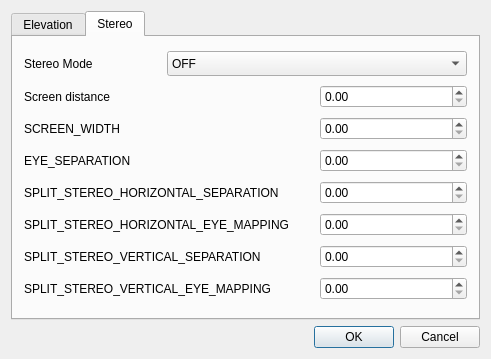
First picture: the form in src/plugins/globe/globe_plugin_dialog_guibase.ui, repository sourcepole/qgis, before the edit.
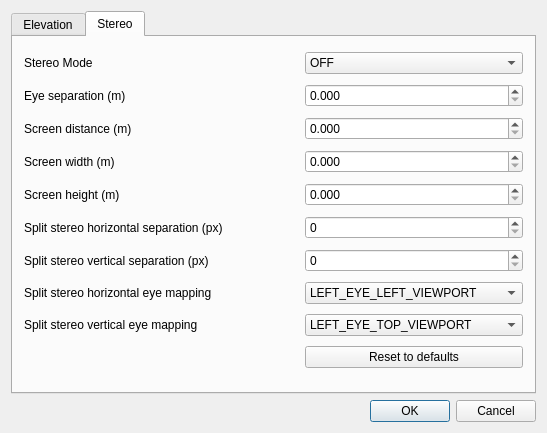
Second picture: the form after the edit. The open tabs and pages were chosen to show the change. Icons and pictures are not drawn.

Commit message: Completed Stereo settings support added reset stereo settings to defaults values button

Diff of the .ui file:
```diff
--- a/src/plugins/globe/globe_plugin_dialog_guibase.ui
+++ b/src/plugins/globe/globe_plugin_dialog_guibase.ui
@@ -6,8 +6,8 @@
    <rect>
     <x>0</x>
     <y>0</y>
-    <width>491</width>
-    <height>359</height>
+    <width>547</width>
+    <height>433</height>
    </rect>
   </property>
   <property name="sizePolicy">
@@ -171,17 +171,124 @@
          </property>
         </widget>
        </item>
-       <item row="0" column="1" colspan="2">
+       <item row="4" column="0">
+        <widget class="QLabel" name="screenDistanceLabel">
+         <property name="text">
+          <string>Screen distance (m)</string>
+         </property>
+         <property name="buddy">
+          <cstring>screenDistance</cstring>
+         </property>
+        </widget>
+       </item>
+       <item row="4" column="2">
+        <widget class="QDoubleSpinBox" name="screenDistance">
+         <property name="decimals">
+          <number>3</number>
+         </property>
+         <property name="singleStep">
+          <double>0.100000000000000</double>
+         </property>
+        </widget>
+       </item>
+       <item row="7" column="0">
+        <widget class="QLabel" name="screenWidthLabel">
+         <property name="text">
+          <string>Screen width (m)</string>
+         </property>
+        </widget>
+       </item>
+       <item row="7" column="2">
+        <widget class="QDoubleSpinBox" name="screenWidth">
+         <property name="decimals">
+          <number>3</number>
+         </property>
+         <property name="singleStep">
+          <double>0.010000000000000</double>
+         </property>
+        </widget>
+       </item>
+       <item row="10" column="0" colspan="2">
+        <widget class="QLabel" name="splitStereoHorizontalSeparationLabel">
+         <property name="text">
+          <string>Split stereo horizontal separation (px)</string>
+         </property>
+        </widget>
+       </item>
+       <item row="12" column="0" colspan="2">
+        <widget class="QLabel" name="splitStereoVerticalSeparationLabel">
+         <property name="text">
+          <string>Split stereo vertical separation (px)</string>
+         </property>
+        </widget>
+       </item>
+       <item row="14" column="0" colspan="2">
+        <widget class="QLabel" name="splitStereoVerticalEyeMappingLabel">
+         <property name="text">
+          <string>Split stereo vertical eye mapping</string>
+         </property>
+        </widget>
+       </item>
+       <item row="14" column="2">
+        <widget class="QComboBox" name="splitStereoVerticalEyeMapping">
+         <item>
+          <property name="text">
+           <string>LEFT_EYE_TOP_VIEWPORT</string>
+          </property>
+         </item>
+         <item>
+          <property name="text">
+           <string>LEFT_EYE_BOTTOM_VIEWPORT</string>
+          </property>
+         </item>
+        </widget>
+       </item>
+       <item row="8" column="2">
+        <widget class="QDoubleSpinBox" name="screenHeight">
+         <property name="decimals">
+          <number>3</number>
+         </property>
+         <property name="singleStep">
+          <double>0.010000000000000</double>
+         </property>
+        </widget>
+       </item>
+       <item row="8" column="0">
+        <widget class="QLabel" name="screenHeightLabel">
+         <property name="text">
+          <string>Screen height (m)</string>
+         </property>
+        </widget>
+       </item>
+       <item row="13" column="0">
+        <widget class="QLabel" name="splitStereoHorizontalEyeMappingLabel">
+         <property name="text">
+          <string>Split stereo horizontal eye mapping</string>
+         </property>
+        </widget>
+       </item>
+       <item row="13" column="2">
+        <widget class="QComboBox" name="splitStereoHorizontalEyeMapping">
+         <item>
+          <property name="text">
+           <string>LEFT_EYE_LEFT_VIEWPORT</string>
+          </property>
+         </item>
+         <item>
+          <property name="text">
+           <string>LEFT_EYE_RIGHT_VIEWPORT</string>
+          </property>
+         </item>
+        </widget>
+       </item>
+       <item row="12" column="2">
+        <widget class="QSpinBox" name="splitStereoVerticalSeparation"/>
+       </item>
+       <item row="10" column="2">
+        <widget class="QSpinBox" name="splitStereoHorizontalSeparation"/>
+       </item>
+       <item row="0" column="2">
         <widget class="QComboBox" name="comboStereoMode">
-         <property name="minimumSize">
-          <size>
-           <width>300</width>
-           <height>25</height>
-          </size>
-         </property>
-         <property name="maxCount">
-          <number>200</number>
-         </property>
          <item>
           <property name="text">
            <string>OFF</string>
@@ -209,79 +316,33 @@
          </item>
         </widget>
        </item>
-       <item row="1" column="0">
-        <widget class="QLabel" name="label">
-         <property name="text">
-          <string>Screen distance</string>
-         </property>
-         <property name="buddy">
-          <cstring>screenDistance</cstring>
-         </property>
-        </widget>
-       </item>
-       <item row="1" column="2">
-        <widget class="QDoubleSpinBox" name="screenDistance"/>
-       </item>
        <item row="2" column="0">
         <widget class="QLabel" name="label_3">
          <property name="text">
-          <string>SCREEN_WIDTH </string>
+          <string>Eye separation (m)</string>
          </property>
         </widget>
        </item>
        <item row="2" column="2">
-        <widget class="QDoubleSpinBox" name="xxxx_2"/>
-       </item>
-       <item row="3" column="0">
-        <widget class="QLabel" name="label_4">
-         <property name="text">
-          <string>EYE_SEPARATION </string>
+        <widget class="QDoubleSpinBox" name="eyeSeparation">
+         <property name="decimals">
+          <number>3</number>
          </property>
-        </widget>
-       </item>
-       <item row="3" column="2">
-        <widget class="QDoubleSpinBox" name="xxxx_3"/>
-       </item>
-       <item row="4" column="0" colspan="2">
-        <widget class="QLabel" name="label_5">
-         <property name="text">
-          <string>SPLIT_STEREO_HORIZONTAL_SEPARATION</string>
+         <property name="maximum">
+          <double>10.000000000000000</double>
          </property>
-        </widget>
-       </item>
-       <item row="4" column="2">
-        <widget class="QDoubleSpinBox" name="xxxx_4"/>
-       </item>
-       <item row="5" column="0" colspan="2">
-        <widget class="QLabel" name="label_6">
-         <property name="text">
-          <string>SPLIT_STEREO_HORIZONTAL_EYE_MAPPING</string>
+         <property name="singleStep">
+          <double>0.001000000000000</double>
          </property>
         </widget>
        </item>
-       <item row="5" column="2">
-        <widget class="QDoubleSpinBox" name="xxxx_5"/>
-       </item>
-       <item row="6" column="0" colspan="2">
-        <widget class="QLabel" name="label_7">
+       <item row="15" column="2">
+        <widget class="QPushButton" name="resetDefaults">
          <property name="text">
-          <string>SPLIT_STEREO_VERTICAL_SEPARATION </string>
+          <string>Reset to defaults</string>
          </property>
         </widget>
        </item>
-       <item row="6" column="2">
-        <widget class="QDoubleSpinBox" name="xxxx_6"/>
-       </item>
-       <item row="7" column="0" colspan="2">
-        <widget class="QLabel" name="label_8">
-         <property name="text">
-          <string>SPLIT_STEREO_VERTICAL_EYE_MAPPING</string>
-         </property>
-        </widget>
-       </item>
-       <item row="7" column="2">
-        <widget class="QDoubleSpinBox" name="xxxx_7"/>
-       </item>
       </layout>
      </widget>
     </widget>
```
Left out of the diff: 21 changed lines with no effect on the pictures. The commit also changes 2 other files.
